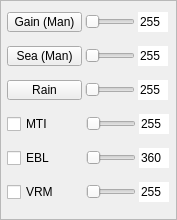
First picture: the form in RadarCoastal/view/panel/framecontrol2.ui, repository MiftahSalam/RadarCoastal, before the edit.
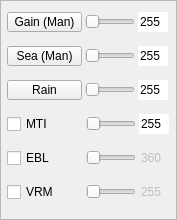
Second picture: the form after the edit.

The edit to the form file:
```diff
--- a/RadarCoastal/view/panel/framecontrol2.ui
+++ b/RadarCoastal/view/panel/framecontrol2.ui
@@ -405,6 +405,9 @@
      </item>
      <item>
       <widget class="QLineEdit" name="lineEditEBL">
+       <property name="enabled">
+        <bool>false</bool>
+       </property>
        <property name="sizePolicy">
         <sizepolicy hsizetype="Fixed" vsizetype="Fixed">
          <horstretch>0</horstretch>
@@ -431,6 +434,9 @@
        <property name="frame">
         <bool>false</bool>
        </property>
+       <property name="readOnly">
+        <bool>true</bool>
+       </property>
       </widget>
      </item>
     </layout>
@@ -488,6 +494,9 @@
      </item>
      <item>
       <widget class="QLineEdit" name="lineEditVRM">
+       <property name="enabled">
+        <bool>false</bool>
+       </property>
        <property name="sizePolicy">
         <sizepolicy hsizetype="Fixed" vsizetype="Fixed">
          <horstretch>0</horstretch>
@@ -514,6 +523,9 @@
        <property name="frame">
         <bool>false</bool>
        </property>
+       <property name="readOnly">
+        <bool>true</bool>
+       </property>
       </widget>
      </item>
     </layout>
```
